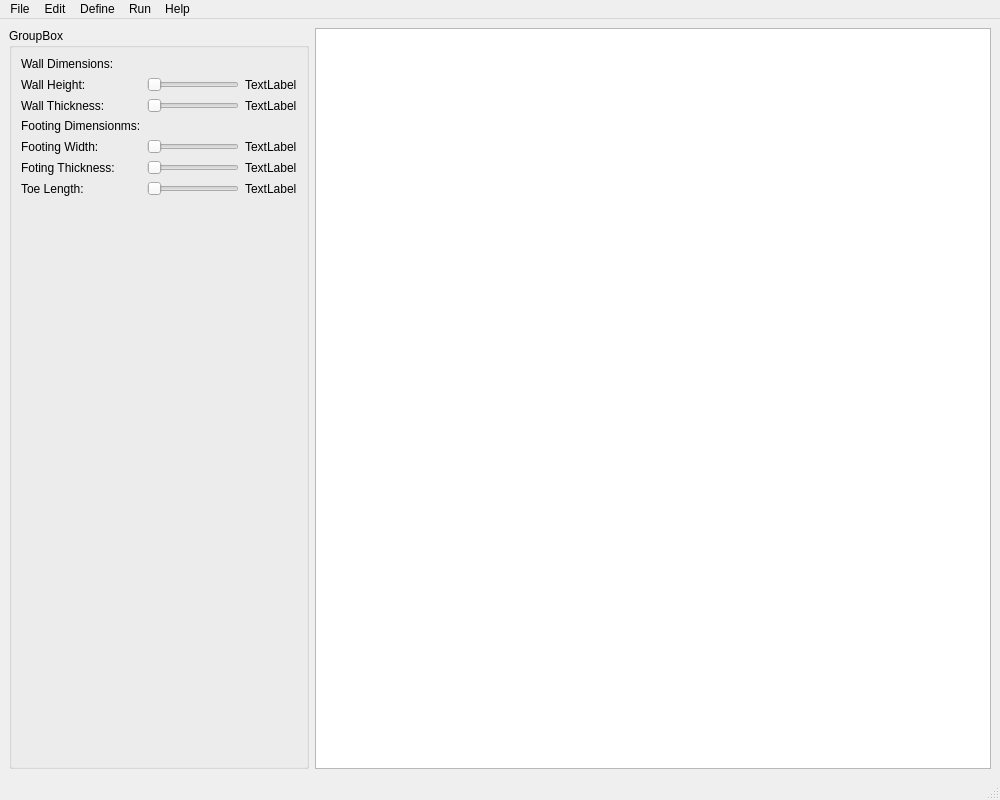
First picture: the form in Main/UI/main_window.ui, repository halledega/Retain, before the edit.
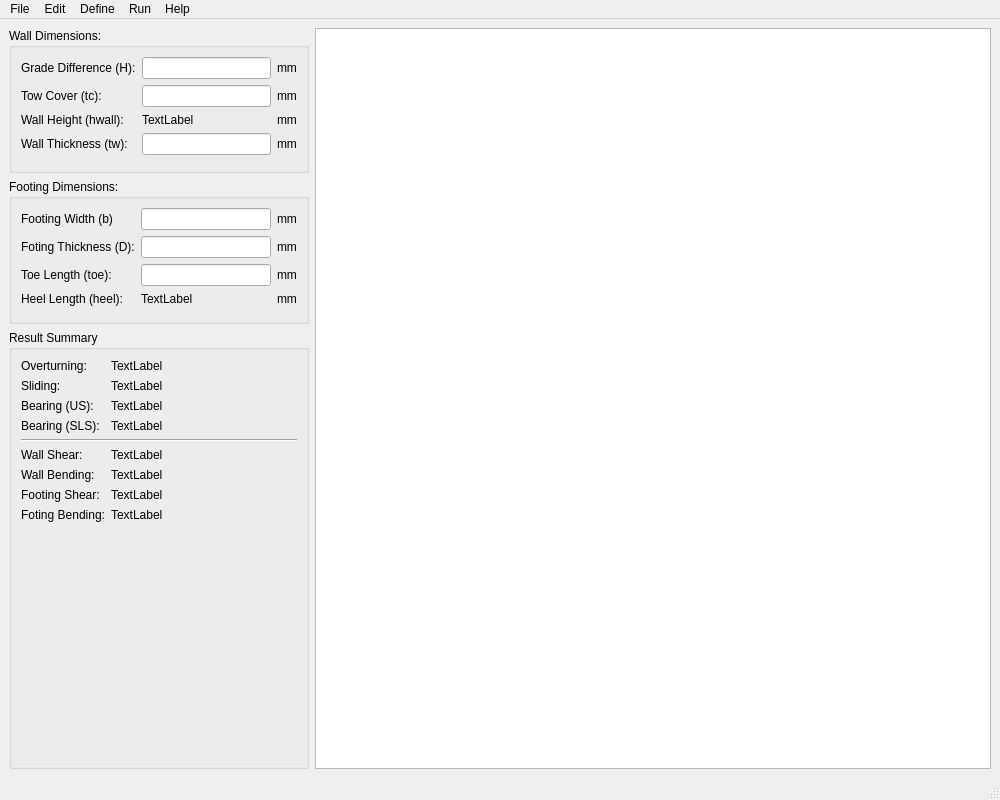
Second picture: the form after the edit.

The edit to the form file:
```diff
--- a/Main/UI/main_window.ui
+++ b/Main/UI/main_window.ui
@@ -26,9 +26,9 @@
    <string>MainWindow</string>
   </property>
   <widget class="QWidget" name="centralwidget">
-   <layout class="QHBoxLayout" name="horizontalLayout">
-    <item>
-     <widget class="QGroupBox" name="groupBox">
+   <layout class="QGridLayout" name="gridLayout_2">
+    <item row="2" column="0">
+     <widget class="QGroupBox" name="groupBox_3">
       <property name="minimumSize">
        <size>
         <width>300</width>
@@ -42,59 +42,129 @@
        </size>
       </property>
       <property name="title">
-       <string>GroupBox</string>
+       <string>Result Summary</string>
       </property>
-      <layout class="QGridLayout" name="gridLayout">
-       <item row="5" column="0">
-        <widget class="QLabel" name="label_3">
-         <property name="text">
-          <string>Footing Width:</string>
-         </property>
-        </widget>
-       </item>
+      <layout class="QFormLayout" name="formLayout">
        <item row="0" column="0">
         <widget class="QLabel" name="label_6">
          <property name="text">
-          <string>Wall Dimensions:</string>
+          <string>Overturning:</string>
          </property>
         </widget>
        </item>
-       <item row="7" column="0">
-        <widget class="QLabel" name="label_5">
-         <property name="text">
-          <string>Toe Length:</string>
-         </property>
-        </widget>
-       </item>
-       <item row="2" column="0">
-        <widget class="QLabel" name="label_2">
-         <property name="text">
-          <string>Wall Thickness:</string>
-         </property>
-        </widget>
-       </item>
-       <item row="1" column="0">
-        <widget class="QLabel" name="label">
-         <property name="text">
-          <string>Wall Height:</string>
-         </property>
-        </widget>
-       </item>
-       <item row="3" column="0">
+       <item row="0" column="1">
         <widget class="QLabel" name="label_7">
          <property name="text">
-          <string>Footing Dimensionms:</string>
+          <string>TextLabel</string>
+         </property>
+        </widget>
+       </item>
+       <item row="1" column="0">
+        <widget class="QLabel" name="label_14">
+         <property name="text">
+          <string>Sliding:</string>
+         </property>
+        </widget>
+       </item>
+       <item row="1" column="1">
+        <widget class="QLabel" name="label_15">
+         <property name="text">
+          <string>TextLabel</string>
+         </property>
+        </widget>
+       </item>
+       <item row="2" column="0">
+        <widget class="QLabel" name="label_16">
+         <property name="text">
+          <string>Bearing (US):</string>
+         </property>
+        </widget>
+       </item>
+       <item row="2" column="1">
+        <widget class="QLabel" name="label_17">
+         <property name="text">
+          <string>TextLabel</string>
+         </property>
+        </widget>
+       </item>
+       <item row="4" column="0" colspan="2">
+        <widget class="Line" name="line_3">
+         <property name="orientation">
+          <enum>Qt::Orientation::Horizontal</enum>
+         </property>
+        </widget>
+       </item>
+       <item row="5" column="0">
+        <widget class="QLabel" name="label_18">
+         <property name="text">
+          <string>Wall Shear:</string>
+         </property>
+        </widget>
+       </item>
+       <item row="5" column="1">
+        <widget class="QLabel" name="label_19">
+         <property name="text">
+          <string>TextLabel</string>
          </property>
         </widget>
        </item>
        <item row="6" column="0">
-        <widget class="QLabel" name="label_4">
+        <widget class="QLabel" name="label_20">
          <property name="text">
-          <string>Foting Thickness:</string>
+          <string>Wall Bending:</string>
          </property>
         </widget>
        </item>
-       <item row="8" column="0" colspan="3">
+       <item row="6" column="1">
+        <widget class="QLabel" name="label_21">
+         <property name="text">
+          <string>TextLabel</string>
+         </property>
+        </widget>
+       </item>
+       <item row="3" column="0">
+        <widget class="QLabel" name="label_22">
+         <property name="text">
+          <string>Bearing (SLS):</string>
+         </property>
+        </widget>
+       </item>
+       <item row="3" column="1">
+        <widget class="QLabel" name="label_23">
+         <property name="text">
+          <string>TextLabel</string>
+         </property>
+        </widget>
+       </item>
+       <item row="7" column="0">
+        <widget class="QLabel" name="label_24">
+         <property name="text">
+          <string>Footing Shear:</string>
+         </property>
+        </widget>
+       </item>
+       <item row="7" column="1">
+        <widget class="QLabel" name="label_25">
+         <property name="text">
+          <string>TextLabel</string>
+         </property>
+        </widget>
+       </item>
+       <item row="8" column="0">
+        <widget class="QLabel" name="label_26">
+         <property name="text">
+          <string>Foting Bending:</string>
+         </property>
+        </widget>
+       </item>
+       <item row="8" column="1">
+        <widget class="QLabel" name="label_27">
+         <property name="text">
+          <string>TextLabel</string>
+         </property>
+        </widget>
+       </item>
+       <item row="9" column="0" colspan="2">
         <spacer name="verticalSpacer">
          <property name="orientation">
           <enum>Qt::Orientation::Vertical</enum>
@@ -107,122 +177,10 @@
          </property>
         </spacer>
        </item>
-       <item row="7" column="1">
-        <widget class="QSlider" name="hs_toe_length">
-         <property name="maximum">
-          <number>5000</number>
-         </property>
-         <property name="singleStep">
-          <number>150</number>
-         </property>
-         <property name="orientation">
-          <enum>Qt::Orientation::Horizontal</enum>
-         </property>
-        </widget>
-       </item>
-       <item row="7" column="2">
-        <widget class="QLabel" name="tl_toe_length">
-         <property name="text">
-          <string>TextLabel</string>
-         </property>
-        </widget>
-       </item>
-       <item row="6" column="1">
-        <widget class="QSlider" name="hs_footing_thickness">
-         <property name="minimum">
-          <number>250</number>
-         </property>
-         <property name="maximum">
-          <number>1000</number>
-         </property>
-         <property name="singleStep">
-          <number>50</number>
-         </property>
-         <property name="orientation">
-          <enum>Qt::Orientation::Horizontal</enum>
-         </property>
-        </widget>
-       </item>
-       <item row="6" column="2">
-        <widget class="QLabel" name="tl_footing_thickness">
-         <property name="text">
-          <string>TextLabel</string>
-         </property>
-        </widget>
-       </item>
-       <item row="5" column="1">
-        <widget class="QSlider" name="hs_footing_width">
-         <property name="minimum">
-          <number>600</number>
-         </property>
-         <property name="maximum">
-          <number>5000</number>
-         </property>
-         <property name="singleStep">
-          <number>150</number>
-         </property>
-         <property name="orientation">
-          <enum>Qt::Orientation::Horizontal</enum>
-         </property>
-        </widget>
-       </item>
-       <item row="5" column="2">
-        <widget class="QLabel" name="tl_footing_width">
-         <property name="text">
-          <string>TextLabel</string>
-         </property>
-        </widget>
-       </item>
-       <item row="2" column="1">
-        <widget class="QSlider" name="hs_wall_thickness">
-         <property name="minimum">
-          <number>150</number>
-         </property>
-         <property name="maximum">
-          <number>450</number>
-         </property>
-         <property name="singleStep">
-          <number>50</number>
-         </property>
-         <property name="orientation">
-          <enum>Qt::Orientation::Horizontal</enum>
-         </property>
-        </widget>
-       </item>
-       <item row="2" column="2">
-        <widget class="QLabel" name="tl_wall_thickness">
-         <property name="text">
-          <string>TextLabel</string>
-         </property>
-        </widget>
-       </item>
-       <item row="1" column="1">
-        <widget class="QSlider" name="hs_wall_height">
-         <property name="minimum">
-          <number>600</number>
-         </property>
-         <property name="maximum">
-          <number>3000</number>
-         </property>
-         <property name="singleStep">
-          <number>150</number>
-         </property>
-         <property name="orientation">
-          <enum>Qt::Orientation::Horizontal</enum>
-         </property>
-        </widget>
-       </item>
-       <item row="1" column="2">
-        <widget class="QLabel" name="tl_wall_height">
-         <property name="text">
-          <string>TextLabel</string>
-         </property>
-        </widget>
-       </item>
       </layout>
      </widget>
     </item>
-    <item>
+    <item row="0" column="2" rowspan="3">
      <widget class="QGraphicsView" name="gv_main_canvas">
       <property name="backgroundBrush">
        <brush brushstyle="CrossPattern">
@@ -244,6 +202,213 @@
       </property>
      </widget>
     </item>
+    <item row="1" column="0">
+     <widget class="QGroupBox" name="groupBox_2">
+      <property name="minimumSize">
+       <size>
+        <width>300</width>
+        <height>0</height>
+       </size>
+      </property>
+      <property name="maximumSize">
+       <size>
+        <width>300</width>
+        <height>9868686</height>
+       </size>
+      </property>
+      <property name="title">
+       <string>Footing Dimensions:</string>
+      </property>
+      <layout class="QGridLayout" name="gridLayout_3">
+       <item row="3" column="0">
+        <widget class="QLabel" name="label_9">
+         <property name="text">
+          <string>Heel Length (heel):</string>
+         </property>
+        </widget>
+       </item>
+       <item row="2" column="2">
+        <widget class="QLabel" name="label_11">
+         <property name="text">
+          <string>mm</string>
+         </property>
+        </widget>
+       </item>
+       <item row="0" column="1">
+        <widget class="QLineEdit" name="le_footing_width"/>
+       </item>
+       <item row="2" column="0">
+        <widget class="QLabel" name="label_5">
+         <property name="text">
+          <string>Toe Length (toe):</string>
+         </property>
+        </widget>
+       </item>
+       <item row="3" column="1">
+        <widget class="QLabel" name="tl_heel_length">
+         <property name="text">
+          <string>TextLabel</string>
+         </property>
+        </widget>
+       </item>
+       <item row="1" column="0">
+        <widget class="QLabel" name="label_4">
+         <property name="text">
+          <string>Foting Thickness (D):</string>
+         </property>
+        </widget>
+       </item>
+       <item row="1" column="1">
+        <widget class="QLineEdit" name="le_footing_thickness"/>
+       </item>
+       <item row="1" column="2">
+        <widget class="QLabel" name="tl_footing_thickness">
+         <property name="text">
+          <string>mm</string>
+         </property>
+        </widget>
+       </item>
+       <item row="3" column="2">
+        <widget class="QLabel" name="label_13">
+         <property name="text">
+          <string>mm</string>
+         </property>
+        </widget>
+       </item>
+       <item row="2" column="1">
+        <widget class="QLineEdit" name="le_toe_length">
+         <property name="text">
+          <string/>
+         </property>
+         <property name="placeholderText">
+          <string/>
+         </property>
+        </widget>
+       </item>
+       <item row="0" column="0">
+        <widget class="QLabel" name="label_3">
+         <property name="text">
+          <string>Footing Width (b)</string>
+         </property>
+        </widget>
+       </item>
+       <item row="0" column="2">
+        <widget class="QLabel" name="tl_footing_width">
+         <property name="text">
+          <string>mm</string>
+         </property>
+        </widget>
+       </item>
+       <item row="4" column="1">
+        <widget class="Line" name="line">
+         <property name="orientation">
+          <enum>Qt::Orientation::Vertical</enum>
+         </property>
+        </widget>
+       </item>
+      </layout>
+     </widget>
+    </item>
+    <item row="0" column="0">
+     <widget class="QGroupBox" name="groupBox">
+      <property name="minimumSize">
+       <size>
+        <width>300</width>
+        <height>0</height>
+       </size>
+      </property>
+      <property name="maximumSize">
+       <size>
+        <width>300</width>
+        <height>16777215</height>
+       </size>
+      </property>
+      <property name="title">
+       <string>Wall Dimensions:</string>
+      </property>
+      <layout class="QGridLayout" name="gridLayout">
+       <item row="0" column="1">
+        <widget class="QLineEdit" name="le_grade_difference"/>
+       </item>
+       <item row="1" column="1">
+        <widget class="QLineEdit" name="le_toe_cover"/>
+       </item>
+       <item row="1" column="0">
+        <widget class="QLabel" name="label_10">
+         <property name="text">
+          <string>Tow Cover (tc):</string>
+         </property>
+        </widget>
+       </item>
+       <item row="0" column="0">
+        <widget class="QLabel" name="label">
+         <property name="text">
+          <string>Grade Difference (H):</string>
+         </property>
+        </widget>
+       </item>
+       <item row="1" column="2">
+        <widget class="QLabel" name="tl_toe_cover">
+         <property name="text">
+          <string>mm</string>
+         </property>
+        </widget>
+       </item>
+       <item row="4" column="0">
+        <widget class="QLabel" name="label_2">
+         <property name="text">
+          <string>Wall Thickness (tw):</string>
+         </property>
+        </widget>
+       </item>
+       <item row="4" column="2">
+        <widget class="QLabel" name="tl_wall_thickness">
+         <property name="text">
+          <string>mm</string>
+         </property>
+        </widget>
+       </item>
+       <item row="4" column="1">
+        <widget class="QLineEdit" name="le_wall_thickness"/>
+       </item>
+       <item row="0" column="2">
+        <widget class="QLabel" name="tl_grade_difference">
+         <property name="text">
+          <string>mm</string>
+         </property>
+        </widget>
+       </item>
+       <item row="3" column="2">
+        <widget class="QLabel" name="label_12">
+         <property name="text">
+          <string>mm</string>
+         </property>
+        </widget>
+       </item>
+       <item row="3" column="0">
+        <widget class="QLabel" name="label_8">
+         <property name="text">
+          <string>Wall Height (hwall):</string>
+         </property>
+        </widget>
+       </item>
+       <item row="3" column="1">
+        <widget class="QLabel" name="tl_wall_height">
+         <property name="text">
+          <string>TextLabel</string>
+         </property>
+        </widget>
+       </item>
+       <item row="5" column="1">
+        <widget class="Line" name="line_2">
+         <property name="orientation">
+          <enum>Qt::Orientation::Vertical</enum>
+         </property>
+        </widget>
+       </item>
+      </layout>
+     </widget>
+    </item>
    </layout>
   </widget>
   <widget class="QMenuBar" name="menubar">
```
Left out of the diff: 9 changed lines with no effect on the pictures.
